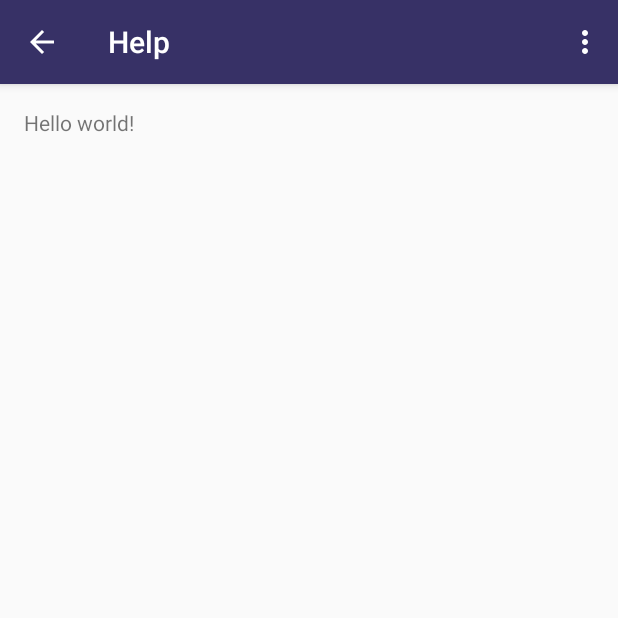
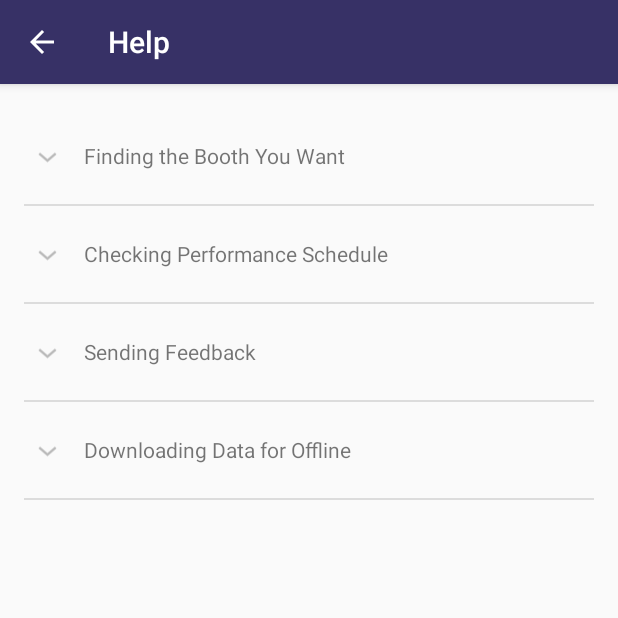
Before and after one commit to sukso96100/baekhyang14-android, an Android app: the Help screen opened directly, with no data from a screen before it, on a phone screen of 412 x 824 dp, the top half of it. Run offline under Robolectric (Android 15) with nearby library versions, the phone set to English and light mode, and no system bars.

Commit message:
Updated Changes -Added "Send Feedback" Button in Performance Details Screen -Done Working on Help Screen

```diff
--- /dev/null
+++ b/app/src/main/java/kr/hs/zion/baekhyang14/ExpandableAdapter.java
@@ -0,0 +1,122 @@
+package kr.hs.zion.baekhyang14;
+
+import android.content.Context;
+import android.view.LayoutInflater;
+import android.view.View;
+import android.view.ViewGroup;
+import android.widget.BaseExpandableListAdapter;
+import android.widget.ImageView;
+import android.widget.TextView;
+
+import java.util.ArrayList;
+
+/**
+ * Created by youngbin on 14. 10. 26.
+ */
+public class ExpandableAdapter extends BaseExpandableListAdapter {
+    Context mContext;
+    ArrayList<ExpandableListData> mExpandableListData;
+
+    public ExpandableAdapter(Context context, ArrayList<ExpandableListData> Data) {
+        mContext = context;
+        mExpandableListData = Data;
+    }
+
+    @Override
+    public Object getChild(int groupPosition, int childPosition) {
+        // TODO Auto-generated method stub
+        return mExpandableListData.get(groupPosition).Child.get(childPosition);
+    }
+
+    @Override
+    public long getChildId(int groupPosition, int childPosition) {
+        // TODO Auto-generated method stub
+        return childPosition;
+    }
+
+    //ChildView에 데이터 뿌리기
+    @Override
+    public View getChildView(int groupPosition, int childPosition,
+                             boolean isLastChild, View convertView, ViewGroup parent) {
+        View view;
+        if(convertView == null) {
+            view = getChildGenericView();
+        } else {
+            view = convertView;
+        }
+
+        TextView text = (TextView)view.findViewById(android.R.id.text1);
+        text.setText(mExpandableListData.get(groupPosition).Child.get(childPosition));
+        return view;
+    }
+
+    @Override
+    public int getChildrenCount(int groupPosition) {
+        return mExpandableListData.get(groupPosition).Child.size();
+    }
+
+    @Override
+    public Object getGroup(int groupPosition) {
+        return mExpandableListData.get(groupPosition);
+    }
+
+    @Override
+    public int getGroupCount() {
+        return mExpandableListData.size();
+    }
+
+    @Override
+    public long getGroupId(int groupPosition) {
+        return groupPosition;
+    }
+
+    //GroupView에 데이터 뿌리
+    @Override
+    public View getGroupView(int groupPosition, boolean isExpanded,
+                             View convertView, ViewGroup parent) {
+
+        View view;
+        if(convertView == null) {
+            view = getParentGenericView();
+        } else {
+            view = convertView;
+        }
+
+
+        TextView text = (TextView)view.findViewById(R.id.text);
+        text.setText(mExpandableListData.get(groupPosition).Parent);
+        return view;
+    }
+
+    @Override
+    public boolean hasStableIds() {
+        // TODO Auto-generated method stub
+        return false;
+    }
+
+    @Override
+    public boolean areAllItemsEnabled() {
+        // TODO Auto-generated method stub
+        return super.areAllItemsEnabled();
+    }
+
+    @Override
+    public boolean isChildSelectable(int groupPosition, int childPosition) {
+        // TODO Auto-generated method stub
+        return false;
+    }
+
+    //Child의 View의 XML을 생성
+    public View getChildGenericView() {
+        LayoutInflater inflater = (LayoutInflater)mContext.getSystemService(Context.LAYOUT_INFLATER_SERVICE);
+        View view = inflater.inflate(android.R.layout.simple_expandable_list_item_1, null);
+        return view;
+    }
+
+    //Parent(Group)의 View의 XML을 생성
+    public View getParentGenericView() {
+        LayoutInflater inflater = (LayoutInflater)mContext.getSystemService(Context.LAYOUT_INFLATER_SERVICE);
+        View view = inflater.inflate(R.layout.simple_expandable_list_item_1, null);
+        return view;
+    }
+}
--- /dev/null
+++ b/app/src/main/java/kr/hs/zion/baekhyang14/ExpandableListData.java
@@ -0,0 +1,16 @@
+package kr.hs.zion.baekhyang14;
+
+import java.util.ArrayList;
+
+/**
+ * Created by youngbin on 14. 10. 26.
+ */
+public class ExpandableListData  {
+    String Parent;
+    ArrayList<String> Child;
+
+    public ExpandableListData(String parent, ArrayList<String> child) {
+        Parent = parent;
+        Child = child;
+    }
+}
--- a/app/src/main/java/kr/hs/zion/baekhyang14/Help.java
+++ b/app/src/main/java/kr/hs/zion/baekhyang14/Help.java
@@ -4,6 +4,12 @@ import android.support.v7.app.ActionBarActivity;
 import android.os.Bundle;
 import android.view.Menu;
 import android.view.MenuItem;
+import android.widget.ExpandableListAdapter;
+import android.widget.ExpandableListView;
+import android.widget.SimpleExpandableListAdapter;
+
+import java.util.ArrayList;
+import java.util.List;
 
 
 public class Help extends ActionBarActivity {
@@ -13,25 +19,42 @@ public class Help extends ActionBarActivity {
         super.onCreate(savedInstanceState);
         setContentView(R.layout.expendable_list_screen);
         getSupportActionBar().setDisplayHomeAsUpEnabled(true);
+
+        ExpandableListView ELV = (ExpandableListView) findViewById(R.id.expandableListView);
+
+
+        ArrayList<ExpandableListData> AL = new ArrayList<ExpandableListData>();
+
+        //"Finding the Booth You Want" Item
+        ArrayList<String> finding_booth_child = new ArrayList<String>();
+        for(String s : getResources().getStringArray(R.array.finding_booth_child)) {
+            finding_booth_child.add(s);
+        }
+        AL.add(new ExpandableListData(getString(R.string.finding_booth), finding_booth_child));
+
+        //Checking Performance Schedule" Item
+        ArrayList<String> checking_performance_schedule = new ArrayList<String>();
+        for(String s : getResources().getStringArray(R.array.checking_performance_schedule_child)) {
+            checking_performance_schedule.add(s);
+        }
+        AL.add(new ExpandableListData(getString(R.string.checking_performance_schedule), checking_performance_schedule));
+
+        //"Sending Feedback" Item
+        ArrayList<String> sending_feedback = new ArrayList<String>();
+        for(String s : getResources().getStringArray(R.array.sending_feedback_child)) {
+            sending_feedback.add(s);
+        }
+        AL.add(new ExpandableListData(getString(R.string.sending_feedback), sending_feedback));
+
+        //"Downloading Data for Offline" Item
+        ArrayList<String> downloading_data = new ArrayList<String>();
+        for(String s : getResources().getStringArray(R.array.downloading_data_child)) {
+            downloading_data.add(s);
+        }
+        AL.add(new ExpandableListData(getString(R.string.downloading_data), downloading_data));
+
+        //Set Adapter
+                ELV.setAdapter(new ExpandableAdapter(this, AL));
     }
 
-
-    @Override
-    public boolean onCreateOptionsMenu(Menu menu) {
-        // Inflate the menu; this adds items to the action bar if it is present.
-        getMenuInflater().inflate(R.menu.help, menu);
-        return true;
-    }
-
-    @Override
-    public boolean onOptionsItemSelected(MenuItem item) {
-        // Handle action bar item clicks here. The action bar will
-        // automatically handle clicks on the Home/Up button, so long
-        // as you specify a parent activity in AndroidManifest.xml.
-        int id = item.getItemId();
-        if (id == R.id.action_settings) {
-            return true;
-        }
-        return super.onOptionsItemSelected(item);
-    }
 }
--- a/app/src/main/java/kr/hs/zion/baekhyang14/PerformanceSchedule.java
+++ b/app/src/main/java/kr/hs/zion/baekhyang14/PerformanceSchedule.java
@@ -47,6 +47,7 @@ public class PerformanceSchedule extends ActionBarActivity {
     private String[] PerformerArray;
     private String[] DescArray;
     private String[] TurnArray;
+    private String[] EmailArray;
 
     LinearLayout ContentsRoot;
     SwipeRefreshLayout SRL;
@@ -208,6 +209,7 @@ public class PerformanceSchedule extends ActionBarActivity {
                 PerformerArray = new String[SchedArray.length()];
                 DescArray = new String[SchedArray.length()];
                 TurnArray = new String[SchedArray.length()];
+                EmailArray = new String[SchedArray.length()];
 
                 for (int n = 0; n < SchedArray.length(); n++) {
                     // SchedArray 에서 각 요소로 Json 객체 생성
@@ -238,6 +240,7 @@ public class PerformanceSchedule extends ActionBarActivity {
                         PerformerArray[n] = EachSchedObj.getString("performers");
                         DescArray[n] = EachSchedObj.getString("desc");
                         TurnArray[n] = EachSchedObj.getString("turn");
+                        EmailArray[n] = EachSchedObj.getString("email");
 
                     } catch (JSONException e) {
                         e.printStackTrace();
@@ -250,6 +253,7 @@ public class PerformanceSchedule extends ActionBarActivity {
                             intent.putExtra("time", TimeArray[fn]);
                             intent.putExtra("performers", PerformerArray[fn]);
                             intent.putExtra("desc", DescArray[fn]);
+                            intent.putExtra("email", EmailArray[fn]);
                             startActivity(intent);
                         }
                     });
--- a/app/src/main/res/layout/expendable_list_screen.xml
+++ b/app/src/main/res/layout/expendable_list_screen.xml
@@ -2,15 +2,14 @@
     xmlns:tools="http://schemas.android.com/tools"
     android:layout_width="match_parent"
     android:layout_height="match_parent"
-    android:paddingLeft="@dimen/activity_horizontal_margin"
-    android:paddingRight="@dimen/activity_horizontal_margin"
-    android:paddingTop="@dimen/activity_vertical_margin"
-    android:paddingBottom="@dimen/activity_vertical_margin"
     tools:context="kr.hs.zion.baekhyang14.Help">
 
-    <TextView
-        android:text="@string/hello_world"
-        android:layout_width="wrap_content"
-        android:layout_height="wrap_content" />
 
+    <ExpandableListView
+        android:layout_width="match_parent"
+        android:layout_height="match_parent"
+        android:id="@+id/expandableListView"
+        android:layout_centerVertical="true"
+        android:layout_centerHorizontal="true"
+        android:padding="16dp"/>
 </RelativeLayout>
--- /dev/null
+++ b/app/src/main/res/layout/simple_expandable_list_item_1.xml
@@ -0,0 +1,21 @@
+<?xml version="1.0" encoding="utf-8"?>
+<LinearLayout xmlns:android="http://schemas.android.com/apk/res/android"
+    android:layout_width="match_parent"
+    android:layout_height="wrap_content"
+    android:orientation="horizontal">
+    <TextView
+	    android:id="@+id/text"
+	    android:layout_width="wrap_content"
+	    android:layout_height="?android:attr/listPreferredItemHeight"
+	    android:paddingStart="?android:attr/expandableListPreferredItemPaddingLeft"
+        android:paddingLeft="?android:attr/expandableListPreferredItemPaddingLeft"
+        android:paddingRight="?android:attr/expandableListPreferredItemPaddingLeft"
+        android:gravity="center_vertical"
+	    android:layout_weight="1" />
+    <ImageView
+        android:id="@+id/img"
+        android:layout_width="wrap_content"
+        android:layout_height="?android:attr/listPreferredItemHeight"
+        android:scaleType="centerInside"
+        android:layout_weight="0" />
+</LinearLayout>
--- a/app/src/main/res/values/strings.xml
+++ b/app/src/main/res/values/strings.xml
@@ -8,6 +8,7 @@
     <string name="action_settings">Settings</string>
     <string name="share">Share</string>
     <string name="home">Home</string>
+    <string name="send_feedback">Send Feedback</string>
 
     <!-- Navigation Drawer -->
     <string name="drawer_open">Open Navigation Drawer</string>
@@ -38,7 +39,12 @@
         <item>Visit Baekhyang Festival 2014 Website</item>
         <item>Get the Source Code of This App</item>
         <item>Legal Notices Documents</item>
+        <item>Send Feedback about the Festival to the
+            Current(2014.12.29) Zion High School Student Council</item>
+        <item>Download Data for Offline</item>
     </string-array>
+
+    <!--Legal Notices-->
     <string-array name="legal_array">
         <item>Sourcecode License</item>
         <item>Contributors</item>
@@ -51,4 +57,37 @@
     <string name="contrib">Contributors</string>
     <string name="thirdparty">3rd Party Notices</string>
 
+    <!--Help Screen-->
+    <string name="finding_booth">Finding the Booth You Want</string>
+    <string-array name="finding_booth_child">
+        <item>* Go to \"\ Find Booth\"\  Screen.</item>
+        <item>* Select the Floor the find the booth.</item>
+        <item>* Click the booth area you found to see details.</item>
+    </string-array>
+
+    <string name="checking_performance_schedule">Checking Performance Schedule</string>
+    <string-array name="checking_performance_schedule_child">
+        <item>* Go to \"\ Performance Schedule\"\  Screen.</item>
+        <item>* You can see Performance schedules in the screen.</item>
+        <item>* Find and click the schedule you want to see the details.</item>
+        <item>* You can use share button to share the information.</item>
+    </string-array>
+
+    <string name="sending_feedback">Sending Feedback</string>
+    <string-array name="sending_feedback_child">
+        <item>* To Send Feedback to the Developer, Use \"\ Send Feedback to the
+            developer via email\"\  which is located in \"\ About\"\  Screen.</item>
+        <item>* To Send Feedback about the festival, Use \"\ Send Feedback about the Festival to
+        the Current(2014.12.29) Zion High School Student Council\"\  which is also located in
+        \"\About\"\ Screen.</item>
+        <item>* To Send Feedback about each booth or performance, Click
+        \"\ Send Feedback\"\  Button which can be found in each booth or performance details screen.</item>
+    </string-array>
+
+    <string name="downloading_data">Downloading Data for Offline</string>
+    <string-array name="downloading_data_child">
+        <item>* Go to \"\ About\"\  Screen and Select \"\ Download Data for Offline \"\</item>
+        <item>* Once you have download data, you can see details about
+            each booth or performance without network connection.</item>
+    </string-array>
 </resources>
```
Also changed, not shown: app/src/main/java/kr/hs/zion/baekhyang14/PerformanceDetail.java (+15 -0 lines), app/src/main/res/layout/activity_performance_detail.xml (+8 -0 lines), app/src/main/res/layout/list_screen.xml (+2 -5 lines), 1 other file.
